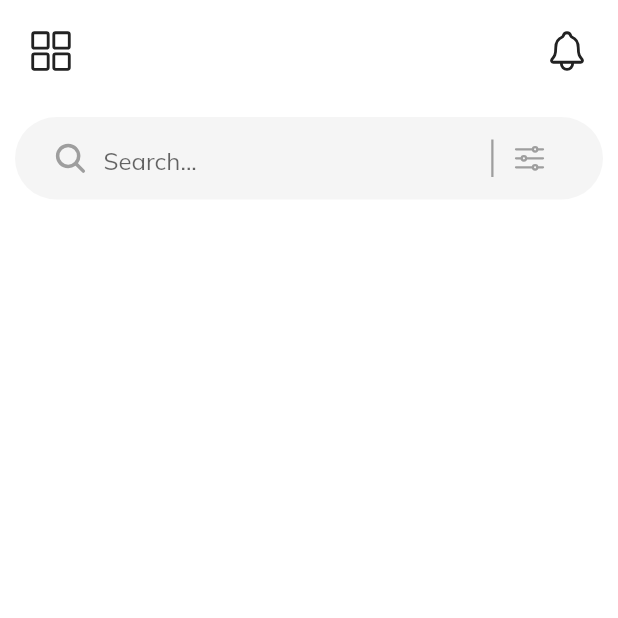
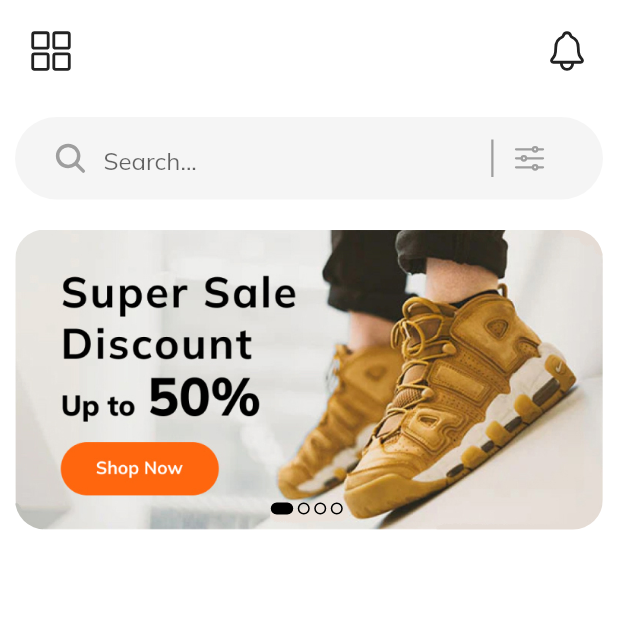
Before and after one commit to Victor-Zarzar/shopping-flutter, a Flutter app: the screen it shows after launch, on a phone screen of 412 x 824 dp, the top half of it. Run offline on Flutter 3.47's test engine with Material 3 defaults, Android fonts, the phone set to English and light mode, and no system bars; our stand-ins replace google_fonts, ionicons.

Commit message:
create component carrousel, and create app_assets, and updates in homepage

```diff
--- /dev/null
+++ b/lib/components/app_assets.dart
@@ -0,0 +1,9 @@
+import 'package:flutter/material.dart';
+
+class ImageHomeScreen {
+  ImageHomeScreen._();
+
+  static AssetImage asset() {
+    return const AssetImage("lib/assets/slider.jpg");
+  }
+}
--- a/lib/components/app_theme.dart
+++ b/lib/components/app_theme.dart
@@ -28,3 +28,11 @@ class IconButtonColor {
 
   static Color get primaryColor => const Color(0xFF9E9E9E);
 }
+
+class PageCarrousel {
+  PageCarrousel._();
+
+  static Color get primaryColor => const Color(0xFF000000);
+
+  static Color get secondaryColor => const Color(0x00000000);
+}
--- /dev/null
+++ b/lib/components/carrousel_app.dart
@@ -0,0 +1,63 @@
+import 'package:flutter/material.dart';
+import 'package:shopping_app_flutter/components/app_assets.dart';
+import 'package:shopping_app_flutter/components/app_theme.dart';
+
+class CarrouselPages extends StatelessWidget {
+  final Function(int) onChange;
+  final int currentSlide;
+  const CarrouselPages(
+      {super.key, required this.onChange, required this.currentSlide});
+
+  @override
+  Widget build(BuildContext context) {
+    return Stack(
+      children: [
+        SizedBox(
+          height: 200,
+          width: double.infinity,
+          child: PageView.builder(
+              onPageChanged: onChange,
+              itemCount: 4,
+              itemBuilder: (context, index) {
+                return Container(
+                  height: 200,
+                  width: double.infinity,
+                  decoration: BoxDecoration(
+                    borderRadius: BorderRadius.circular(20),
+                    image: DecorationImage(
+                      fit: BoxFit.fill,
+                      image: ImageHomeScreen.asset(),
+                    ),
+                  ),
+                );
+              }),
+        ),
+        Positioned.fill(
+          bottom: 10,
+          child: Align(
+            alignment: Alignment.bottomCenter,
+            child: Row(
+              mainAxisAlignment: MainAxisAlignment.center,
+              children: List.generate(
+                4,
+                (index) => AnimatedContainer(
+                  duration: const Duration(milliseconds: 300),
+                  width: currentSlide == index ? 15 : 8,
+                  height: 8,
+                  margin: const EdgeInsets.only(right: 3),
+                  decoration: BoxDecoration(
+                    borderRadius: BorderRadius.circular(10),
+                    color: currentSlide == index
+                        ? PageCarrousel.primaryColor
+                        : PageCarrousel.secondaryColor,
+                    border: Border.all(color: PageCarrousel.primaryColor),
+                  ),
+                ),
+              ),
+            ),
+          ),
+        ),
+      ],
+    );
+  }
+}
--- a/lib/pages/home_page.dart
+++ b/lib/pages/home_page.dart
@@ -1,29 +1,44 @@
 import 'package:flutter/material.dart';
 import 'package:shopping_app_flutter/components/app_bar_home.dart';
 import 'package:shopping_app_flutter/components/app_theme.dart';
+import 'package:shopping_app_flutter/components/carrousel_app.dart';
 import 'package:shopping_app_flutter/components/search_bar_app_home.dart';
 
-class HomePage extends StatelessWidget {
+class HomePage extends StatefulWidget {
   const HomePage({super.key});
+
+  @override
+  State<HomePage> createState() => _HomePageState();
+}
+
+class _HomePageState extends State<HomePage> {
+  int currentSlide = 0;
 
   @override
   Widget build(BuildContext context) {
     return Scaffold(
       backgroundColor: AppTheme.primaryColor,
-      body: const SafeArea(
+      body: SafeArea(
         child: Padding(
-          padding: EdgeInsets.all(10),
+          padding: const EdgeInsets.all(10),
           child: Column(
             crossAxisAlignment: CrossAxisAlignment.start,
             children: [
-              AppBarHome(),
-              SizedBox(
+              const AppBarHome(),
+              const SizedBox(
                 height: 20,
               ),
-              SearchBarAppHome(),
-              SizedBox(
+              const SearchBarAppHome(),
+              const SizedBox(
                 height: 20,
               ),
+              CarrouselPages(
+                  onChange: (value) {
+                    setState(() {
+                      currentSlide = value;
+                    });
+                  },
+                  currentSlide: currentSlide),
             ],
           ),
         ),
```
